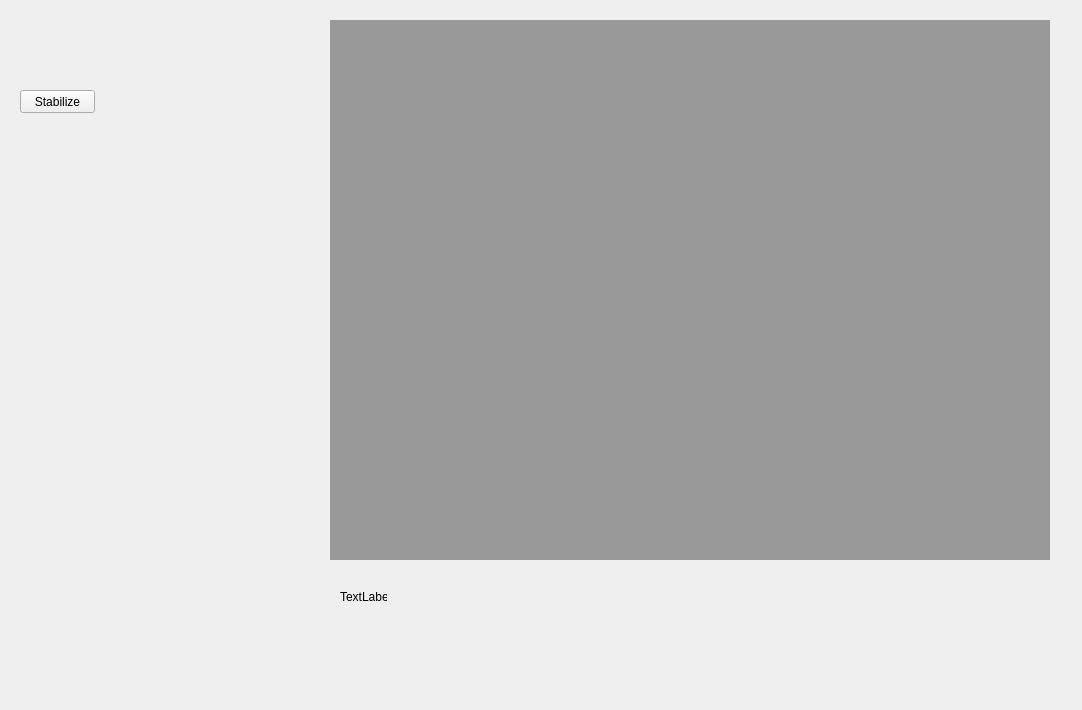
Old version of the form remote_focus_stabilisation/ui_RFS.ui in the repository thibault-brugiere/OPM_GUI.
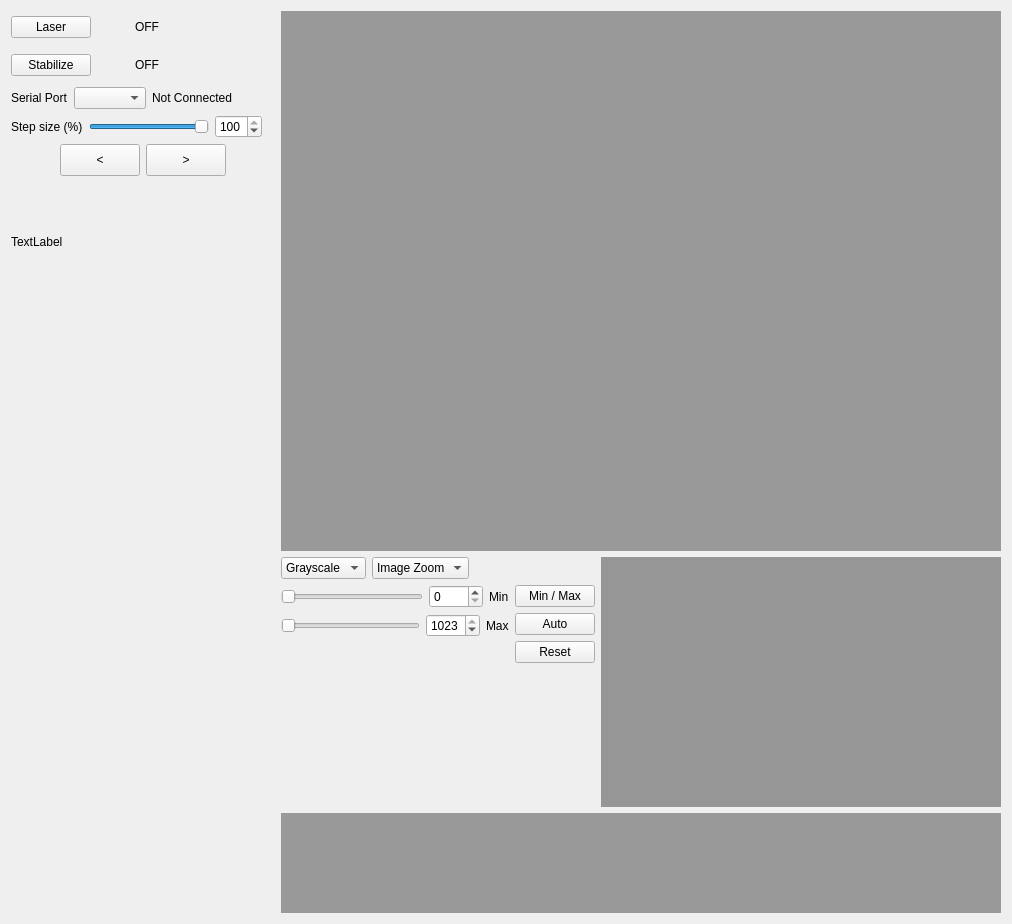
New version of the form.

Commit message: RFS: Séparation de l'interface de la stabilisation

What changed in the file:
```diff
--- a/remote_focus_stabilisation/ui_RFS.ui
+++ b/remote_focus_stabilisation/ui_RFS.ui
@@ -6,125 +6,782 @@
    <rect>
     <x>0</x>
     <y>0</y>
-    <width>1082</width>
-    <height>710</height>
+    <width>1012</width>
+    <height>924</height>
    </rect>
   </property>
   <property name="windowTitle">
    <string>Form</string>
   </property>
-  <widget class="QLabel" name="label_image_preview">
-   <property name="geometry">
-    <rect>
-     <x>330</x>
-     <y>20</y>
-     <width>720</width>
-     <height>540</height>
-    </rect>
-   </property>
-   <property name="minimumSize">
-    <size>
-     <width>720</width>
-     <height>540</height>
-    </size>
-   </property>
-   <property name="palette">
-    <palette>
-     <active>
-      <colorrole role="Base">
-       <brush brushstyle="SolidPattern">
-        <color alpha="255">
-         <red>255</red>
-         <green>255</green>
-         <blue>255</blue>
-        </color>
-       </brush>
-      </colorrole>
-      <colorrole role="Window">
-       <brush brushstyle="SolidPattern">
-        <color alpha="255">
-         <red>153</red>
-         <green>153</green>
-         <blue>153</blue>
-        </color>
-       </brush>
-      </colorrole>
-     </active>
-     <inactive>
-      <colorrole role="Base">
-       <brush brushstyle="SolidPattern">
-        <color alpha="255">
-         <red>255</red>
-         <green>255</green>
-         <blue>255</blue>
-        </color>
-       </brush>
-      </colorrole>
-      <colorrole role="Window">
-       <brush brushstyle="SolidPattern">
-        <color alpha="255">
-         <red>153</red>
-         <green>153</green>
-         <blue>153</blue>
-        </color>
-       </brush>
-      </colorrole>
-     </inactive>
-     <disabled>
-      <colorrole role="Base">
-       <brush brushstyle="SolidPattern">
-        <color alpha="255">
-         <red>153</red>
-         <green>153</green>
-         <blue>153</blue>
-        </color>
-       </brush>
-      </colorrole>
-      <colorrole role="Window">
-       <brush brushstyle="SolidPattern">
-        <color alpha="255">
-         <red>153</red>
-         <green>153</green>
-         <blue>153</blue>
-        </color>
-       </brush>
-      </colorrole>
-     </disabled>
-    </palette>
-   </property>
-   <property name="autoFillBackground">
-    <bool>true</bool>
-   </property>
-   <property name="text">
-    <string/>
-   </property>
-  </widget>
-  <widget class="QLabel" name="label_message">
-   <property name="geometry">
-    <rect>
-     <x>340</x>
-     <y>590</y>
-     <width>47</width>
-     <height>13</height>
-    </rect>
-   </property>
-   <property name="text">
-    <string>TextLabel</string>
-   </property>
-  </widget>
-  <widget class="QPushButton" name="pb_stabilize">
-   <property name="geometry">
-    <rect>
-     <x>20</x>
-     <y>90</y>
-     <width>75</width>
-     <height>23</height>
-    </rect>
-   </property>
-   <property name="text">
-    <string>Stabilize</string>
-   </property>
-  </widget>
+  <layout class="QHBoxLayout" name="horizontalLayout_11">
+   <item>
+    <layout class="QVBoxLayout" name="verticalLayout_5">
+     <item>
+      <layout class="QHBoxLayout" name="horizontalLayout_6">
+       <item>
+        <widget class="QPushButton" name="pb_laser_on">
+         <property name="text">
+          <string>Laser</string>
+         </property>
+         <property name="checkable">
+          <bool>true</bool>
+         </property>
+        </widget>
+       </item>
+       <item>
+        <widget class="QLabel" name="label_laser_icon">
+         <property name="minimumSize">
+          <size>
+           <width>32</width>
+           <height>32</height>
+          </size>
+         </property>
+         <property name="maximumSize">
+          <size>
+           <width>32</width>
+           <height>32</height>
+          </size>
+         </property>
+         <property name="text">
+          <string/>
+         </property>
+        </widget>
+       </item>
+       <item>
+        <widget class="QLabel" name="label_laser">
+         <property name="minimumSize">
+          <size>
+           <width>30</width>
+           <height>0</height>
+          </size>
+         </property>
+         <property name="text">
+          <string>OFF</string>
+         </property>
+        </widget>
+       </item>
+       <item>
+        <spacer name="horizontalSpacer_2">
+         <property name="orientation">
+          <enum>Qt::Horizontal</enum>
+         </property>
+         <property name="sizeHint" stdset="0">
+          <size>
+           <width>40</width>
+           <height>20</height>
+          </size>
+         </property>
+        </spacer>
+       </item>
+      </layout>
+     </item>
+     <item>
+      <layout class="QHBoxLayout" name="horizontalLayout_7">
+       <item>
+        <widget class="QPushButton" name="pb_stabilize">
+         <property name="text">
+          <string>Stabilize</string>
+         </property>
+         <property name="checkable">
+          <bool>true</bool>
+         </property>
+        </widget>
+       </item>
+       <item>
+        <widget class="QLabel" name="label_stabilize_icon">
+         <property name="minimumSize">
+          <size>
+           <width>32</width>
+           <height>32</height>
+          </size>
+         </property>
+         <property name="maximumSize">
+          <size>
+           <width>32</width>
+           <height>32</height>
+          </size>
+         </property>
+         <property name="text">
+          <string/>
+         </property>
+        </widget>
+       </item>
+       <item>
+        <widget class="QLabel" name="label_stabilize">
+         <property name="minimumSize">
+          <size>
+           <width>30</width>
+           <height>0</height>
+          </size>
+         </property>
+         <property name="text">
+          <string>OFF</string>
+         </property>
+        </widget>
+       </item>
+       <item>
+        <spacer name="horizontalSpacer_3">
+         <property name="orientation">
+          <enum>Qt::Horizontal</enum>
+         </property>
+         <property name="sizeHint" stdset="0">
+          <size>
+           <width>40</width>
+           <height>20</height>
+          </size>
+         </property>
+        </spacer>
+       </item>
+      </layout>
+     </item>
+     <item>
+      <layout class="QHBoxLayout" name="horizontalLayout_8">
+       <item>
+        <widget class="QLabel" name="label_serial_port">
+         <property name="text">
+          <string>Serial Port</string>
+         </property>
+        </widget>
+       </item>
+       <item>
+        <widget class="QComboBox" name="comboBox_devices">
+         <property name="toolTip">
+          <string>&lt;html&gt;&lt;head/&gt;&lt;body&gt;&lt;p&gt;Select the serial port to which the piezo controller is connected.&lt;/p&gt;&lt;p&gt;Ensure the correct port is chosen for proper communication&lt;/p&gt;&lt;/body&gt;&lt;/html&gt;</string>
+         </property>
+        </widget>
+       </item>
+       <item>
+        <widget class="QLabel" name="label_connection">
+         <property name="minimumSize">
+          <size>
+           <width>91</width>
+           <height>18</height>
+          </size>
+         </property>
+         <property name="toolTip">
+          <string>&lt;html&gt;&lt;head/&gt;&lt;body&gt;&lt;p&gt;Indicates whether the piezo controller is successfully connected via the selected port.&lt;/p&gt;&lt;/body&gt;&lt;/html&gt;</string>
+         </property>
+         <property name="text">
+          <string>Not Connected</string>
+         </property>
+        </widget>
+       </item>
+       <item>
+        <spacer name="horizontalSpacer_4">
+         <property name="orientation">
+          <enum>Qt::Horizontal</enum>
+         </property>
+         <property name="sizeHint" stdset="0">
+          <size>
+           <width>40</width>
+           <height>20</height>
+          </size>
+         </property>
+        </spacer>
+       </item>
+      </layout>
+     </item>
+     <item>
+      <layout class="QHBoxLayout" name="horizontalLayout_9">
+       <item>
+        <widget class="QLabel" name="label_step_size">
+         <property name="text">
+          <string>Step size (%)</string>
+         </property>
+        </widget>
+       </item>
+       <item>
+        <widget class="QSlider" name="slider_step_size">
+         <property name="minimumSize">
+          <size>
+           <width>120</width>
+           <height>0</height>
+          </size>
+         </property>
+         <property name="toolTip">
+          <string>&lt;html&gt;&lt;head/&gt;&lt;body&gt;&lt;p&gt;Set the step size for piezo movement as a percentage of the total range.&lt;/p&gt;&lt;p&gt;Adjust between 21% and 100% to control the increment of each movement command&lt;/p&gt;&lt;/body&gt;&lt;/html&gt;</string>
+         </property>
+         <property name="minimum">
+          <number>1</number>
+         </property>
+         <property name="maximum">
+          <number>100</number>
+         </property>
+         <property name="value">
+          <number>100</number>
+         </property>
+         <property name="orientation">
+          <enum>Qt::Horizontal</enum>
+         </property>
+        </widget>
+       </item>
+       <item>
+        <widget class="QSpinBox" name="sb_step_size">
+         <property name="toolTip">
+          <string>&lt;html&gt;&lt;head/&gt;&lt;body&gt;&lt;p&gt;Set the step size for piezo movement as a percentage of the total range.&lt;/p&gt;&lt;p&gt;Adjust between 21% and 100% to control the increment of each movement command&lt;/p&gt;&lt;/body&gt;&lt;/html&gt;</string>
+         </property>
+         <property name="minimum">
+          <number>1</number>
+         </property>
+         <property name="maximum">
+          <number>100</number>
+         </property>
+         <property name="value">
+          <number>100</number>
+         </property>
+        </widget>
+       </item>
+       <item>
+        <spacer name="horizontalSpacer_5">
+         <property name="orientation">
+          <enum>Qt::Horizontal</enum>
+         </property>
+         <property name="sizeHint" stdset="0">
+          <size>
+           <width>40</width>
+           <height>20</height>
+          </size>
+         </property>
+        </spacer>
+       </item>
+      </layout>
+     </item>
+     <item>
+      <layout class="QHBoxLayout" name="horizontalLayout_10">
+       <item>
+        <spacer name="horizontalSpacer_6">
+         <property name="orientation">
+          <enum>Qt::Horizontal</enum>
+         </property>
+         <property name="sizeHint" stdset="0">
+          <size>
+           <width>40</width>
+           <height>20</height>
+          </size>
+         </property>
+        </spacer>
+       </item>
+       <item>
+        <widget class="QPushButton" name="pb_move_bw1">
+         <property name="minimumSize">
+          <size>
+           <width>32</width>
+           <height>32</height>
+          </size>
+         </property>
+         <property name="toolTip">
+          <string>&lt;html&gt;&lt;head/&gt;&lt;body&gt;&lt;p&gt;Move the piezo 1 step backward.&lt;/p&gt;&lt;p&gt;Around 50nm to 250nm depending on step size&lt;/p&gt;&lt;/body&gt;&lt;/html&gt;</string>
+         </property>
+         <property name="text">
+          <string>&lt;</string>
+         </property>
+        </widget>
+       </item>
+       <item>
+        <widget class="QPushButton" name="pb_move_fw1">
+         <property name="minimumSize">
+          <size>
+           <width>32</width>
+           <height>32</height>
+          </size>
+         </property>
+         <property name="toolTip">
+          <string>&lt;html&gt;&lt;head/&gt;&lt;body&gt;&lt;p&gt;Move the piezo 1 step forward.&lt;/p&gt;&lt;p&gt;Around 50nm to 250nm depending on step size&lt;/p&gt;&lt;/body&gt;&lt;/html&gt;</string>
+         </property>
+         <property name="text">
+          <string>&gt;</string>
+         </property>
+        </widget>
+       </item>
+       <item>
+        <spacer name="horizontalSpacer_7">
+         <property name="orientation">
+          <enum>Qt::Horizontal</enum>
+         </property>
+         <property name="sizeHint" stdset="0">
+          <size>
+           <width>40</width>
+           <height>20</height>
+          </size>
+         </property>
+        </spacer>
+       </item>
+      </layout>
+     </item>
+     <item>
+      <widget class="QLabel" name="label_message">
+       <property name="minimumSize">
+        <size>
+         <width>60</width>
+         <height>120</height>
+        </size>
+       </property>
+       <property name="text">
+        <string>TextLabel</string>
+       </property>
+      </widget>
+     </item>
+     <item>
+      <spacer name="verticalSpacer_3">
+       <property name="orientation">
+        <enum>Qt::Vertical</enum>
+       </property>
+       <property name="sizeHint" stdset="0">
+        <size>
+         <width>20</width>
+         <height>40</height>
+        </size>
+       </property>
+      </spacer>
+     </item>
+    </layout>
+   </item>
+   <item>
+    <layout class="QVBoxLayout" name="verticalLayout_4">
+     <item>
+      <widget class="QLabel" name="label_image_preview">
+       <property name="minimumSize">
+        <size>
+         <width>720</width>
+         <height>540</height>
+        </size>
+       </property>
+       <property name="palette">
+        <palette>
+         <active>
+          <colorrole role="Base">
+           <brush brushstyle="SolidPattern">
+            <color alpha="255">
+             <red>255</red>
+             <green>255</green>
+             <blue>255</blue>
+            </color>
+           </brush>
+          </colorrole>
+          <colorrole role="Window">
+           <brush brushstyle="SolidPattern">
+            <color alpha="255">
+             <red>153</red>
+             <green>153</green>
+             <blue>153</blue>
+            </color>
+           </brush>
+          </colorrole>
+         </active>
+         <inactive>
+          <colorrole role="Base">
+           <brush brushstyle="SolidPattern">
+            <color alpha="255">
+             <red>255</red>
+             <green>255</green>
+             <blue>255</blue>
+            </color>
+           </brush>
+          </colorrole>
+          <colorrole role="Window">
+           <brush brushstyle="SolidPattern">
+            <color alpha="255">
+             <red>153</red>
+             <green>153</green>
+             <blue>153</blue>
+            </color>
+           </brush>
+          </colorrole>
+         </inactive>
+         <disabled>
+          <colorrole role="Base">
+           <brush brushstyle="SolidPattern">
+            <color alpha="255">
+             <red>153</red>
+             <green>153</green>
+             <blue>153</blue>
+            </color>
+           </brush>
+          </colorrole>
+          <colorrole role="Window">
+           <brush brushstyle="SolidPattern">
+            <color alpha="255">
+             <red>153</red>
+             <green>153</green>
+             <blue>153</blue>
+            </color>
+           </brush>
+          </colorrole>
+         </disabled>
+        </palette>
+       </property>
+       <property name="autoFillBackground">
+        <bool>true</bool>
+       </property>
+       <property name="text">
+        <string/>
+       </property>
+      </widget>
+     </item>
+     <item>
+      <layout class="QHBoxLayout" name="horizontalLayout_5">
+       <item>
+        <layout class="QVBoxLayout" name="verticalLayout_3">
+         <item>
+          <layout class="QHBoxLayout" name="horizontalLayout_3">
+           <item>
+            <widget class="QComboBox" name="cb_LUT">
+             <item>
+              <property name="text">
+               <string>Grayscale</string>
+              </property>
+             </item>
+            </widget>
+           </item>
+           <item>
+            <widget class="QComboBox" name="cb_preview_zoom">
+             <item>
+              <property name="text">
+               <string>Image Zoom</string>
+              </property>
+             </item>
+             <item>
+              <property name="text">
+               <string>50%</string>
+              </property>
+             </item>
+             <item>
+              <property name="text">
+               <string>100%</string>
+              </property>
+             </item>
+             <item>
+              <property name="text">
+               <string>200%</string>
+              </property>
+             </item>
+             <item>
+              <property name="text">
+               <string>300%</string>
+              </property>
+             </item>
+             <item>
+              <property name="text">
+               <string>400%</string>
+              </property>
+             </item>
+            </widget>
+           </item>
+           <item>
+            <spacer name="horizontalSpacer">
+             <property name="orientation">
+              <enum>Qt::Horizontal</enum>
+             </property>
+             <property name="sizeHint" stdset="0">
+              <size>
+               <width>40</width>
+               <height>20</height>
+              </size>
+             </property>
+            </spacer>
+           </item>
+          </layout>
+         </item>
+         <item>
+          <layout class="QHBoxLayout" name="horizontalLayout_4">
+           <item>
+            <layout class="QVBoxLayout" name="verticalLayout_2">
+             <item>
+              <layout class="QHBoxLayout" name="horizontalLayout">
+               <item>
+                <widget class="QSlider" name="slider_min_grayscale">
+                 <property name="maximum">
+                  <number>1022</number>
+                 </property>
+                 <property name="orientation">
+                  <enum>Qt::Horizontal</enum>
+                 </property>
+                </widget>
+               </item>
+               <item>
+                <widget class="QSpinBox" name="sb_min_grayscale">
+                 <property name="maximum">
+                  <number>1022</number>
+                 </property>
+                </widget>
+               </item>
+               <item>
+                <widget class="QLabel" name="label_min_grayscale">
+                 <property name="text">
+                  <string>Min</string>
+                 </property>
+                </widget>
+               </item>
+              </layout>
+             </item>
+             <item>
+              <layout class="QHBoxLayout" name="horizontalLayout_2">
+               <item>
+                <widget class="QSlider" name="slider_max_grayscale">
+                 <property name="minimum">
+                  <number>1</number>
+                 </property>
+                 <property name="maximum">
+                  <number>1023</number>
+                 </property>
+                 <property name="orientation">
+                  <enum>Qt::Horizontal</enum>
+                 </property>
+                </widget>
+               </item>
+               <item>
+                <widget class="QSpinBox" name="sb_max_grayscale">
+                 <property name="minimum">
+                  <number>1</number>
+                 </property>
+                 <property name="maximum">
+                  <number>1023</number>
+                 </property>
+                 <property name="value">
+                  <number>1023</number>
+                 </property>
+                </widget>
+               </item>
+               <item>
+                <widget class="QLabel" name="label_max_grayscale">
+                 <property name="text">
+                  <string>Max</string>
+                 </property>
+                </widget>
+               </item>
+              </layout>
+             </item>
+             <item>
+              <spacer name="verticalSpacer">
+               <property name="orientation">
+                <enum>Qt::Vertical</enum>
+               </property>
+               <property name="sizeHint" stdset="0">
+                <size>
+                 <width>20</width>
+                 <height>40</height>
+                </size>
+               </property>
+              </spacer>
+             </item>
+            </layout>
+           </item>
+           <item>
+            <layout class="QVBoxLayout" name="verticalLayout">
+             <item>
+              <widget class="QPushButton" name="pb_minmax_grayscale">
+               <property name="toolTip">
+                <string>Automatically adjust the minimum and maximum grey values based on the image histogram.</string>
+               </property>
+               <property name="text">
+                <string>Min / Max</string>
+               </property>
+              </widget>
+             </item>
+             <item>
+              <widget class="QPushButton" name="pb_auto_grayscale">
+               <property name="toolTip">
+                <string>Automatically adjust the minimum and maximum grey values based on the image histogram.</string>
+               </property>
+               <property name="text">
+                <string>Auto</string>
+               </property>
+              </widget>
+             </item>
+             <item>
+              <widget class="QPushButton" name="pb_reset_grayscale">
+               <property name="toolTip">
+                <string>Reset the minimum and maximum grey values to their default settings.</string>
+               </property>
+               <property name="text">
+                <string>Reset</string>
+               </property>
+              </widget>
+             </item>
+             <item>
+              <spacer name="verticalSpacer_2">
+               <property name="orientation">
+                <enum>Qt::Vertical</enum>
+               </property>
+               <property name="sizeHint" stdset="0">
+                <size>
+                 <width>20</width>
+                 <height>40</height>
+                </size>
+               </property>
+              </spacer>
+             </item>
+            </layout>
+           </item>
+          </layout>
+         </item>
+        </layout>
+       </item>
+       <item>
+        <widget class="QLabel" name="label_histogram_greyvalue">
+         <property name="minimumSize">
+          <size>
+           <width>400</width>
+           <height>250</height>
+          </size>
+         </property>
+         <property name="palette">
+          <palette>
+           <active>
+            <colorrole role="Base">
+             <brush brushstyle="SolidPattern">
+              <color alpha="255">
+               <red>255</red>
+               <green>255</green>
+               <blue>255</blue>
+              </color>
+             </brush>
+            </colorrole>
+            <colorrole role="Window">
+             <brush brushstyle="SolidPattern">
+              <color alpha="255">
+               <red>150</red>
+               <green>150</green>
+               <blue>150</blue>
+              </color>
+             </brush>
+            </colorrole>
+           </active>
+           <inactive>
+            <colorrole role="Base">
+             <brush brushstyle="SolidPattern">
+              <color alpha="255">
+               <red>255</red>
+               <green>255</green>
+               <blue>255</blue>
+              </color>
+             </brush>
+            </colorrole>
+            <colorrole role="Window">
+             <brush brushstyle="SolidPattern">
+              <color alpha="255">
+               <red>150</red>
+               <green>150</green>
+               <blue>150</blue>
+              </color>
+             </brush>
+            </colorrole>
+           </inactive>
+           <disabled>
+            <colorrole role="Base">
+             <brush brushstyle="SolidPattern">
+              <color alpha="255">
+               <red>150</red>
+               <green>150</green>
+               <blue>150</blue>
+              </color>
+             </brush>
+            </colorrole>
+            <colorrole role="Window">
+             <brush brushstyle="SolidPattern">
+              <color alpha="255">
+               <red>150</red>
+               <green>150</green>
+               <blue>150</blue>
+              </color>
+             </brush>
+            </colorrole>
+           </disabled>
+          </palette>
+         </property>
+         <property name="autoFillBackground">
+          <bool>true</bool>
+         </property>
+         <property name="text">
+          <string/>
+         </property>
+        </widget>
+       </item>
+      </layout>
+     </item>
+     <item>
+      <widget class="QLabel" name="label_graph">
+       <property name="minimumSize">
+        <size>
+         <width>720</width>
+         <height>100</height>
+        </size>
+       </property>
+       <property name="palette">
+        <palette>
+         <active>
+          <colorrole role="Base">
+           <brush brushstyle="SolidPattern">
+            <color alpha="255">
+             <red>255</red>
+             <green>255</green>
+             <blue>255</blue>
+            </color>
+           </brush>
+          </colorrole>
+          <colorrole role="Window">
+           <brush brushstyle="SolidPattern">
+            <color alpha="255">
+             <red>153</red>
+             <green>153</green>
+             <blue>153</blue>
+            </color>
+           </brush>
+          </colorrole>
+         </active>
+         <inactive>
+          <colorrole role="Base">
+           <brush brushstyle="SolidPattern">
+            <color alpha="255">
+             <red>255</red>
+             <green>255</green>
+             <blue>255</blue>
+            </color>
+           </brush>
+          </colorrole>
+          <colorrole role="Window">
+           <brush brushstyle="SolidPattern">
+            <color alpha="255">
+             <red>153</red>
+             <green>153</green>
+             <blue>153</blue>
+            </color>
+           </brush>
+          </colorrole>
+         </inactive>
+         <disabled>
+          <colorrole role="Base">
+           <brush brushstyle="SolidPattern">
+            <color alpha="255">
+             <red>153</red>
+             <green>153</green>
+             <blue>153</blue>
+            </color>
+           </brush>
+          </colorrole>
+          <colorrole role="Window">
+           <brush brushstyle="SolidPattern">
+            <color alpha="255">
+             <red>153</red>
+             <green>153</green>
+             <blue>153</blue>
+            </color>
+           </brush>
+          </colorrole>
+         </disabled>
+        </palette>
+       </property>
+       <property name="autoFillBackground">
+        <bool>true</bool>
+       </property>
+       <property name="text">
+        <string/>
+       </property>
+      </widget>
+     </item>
+    </layout>
+   </item>
+  </layout>
  </widget>
  <resources/>
  <connections/>
```
Left out of the diff: 99 changed lines with no effect on the pictures. The commit also changes 3 other files.
